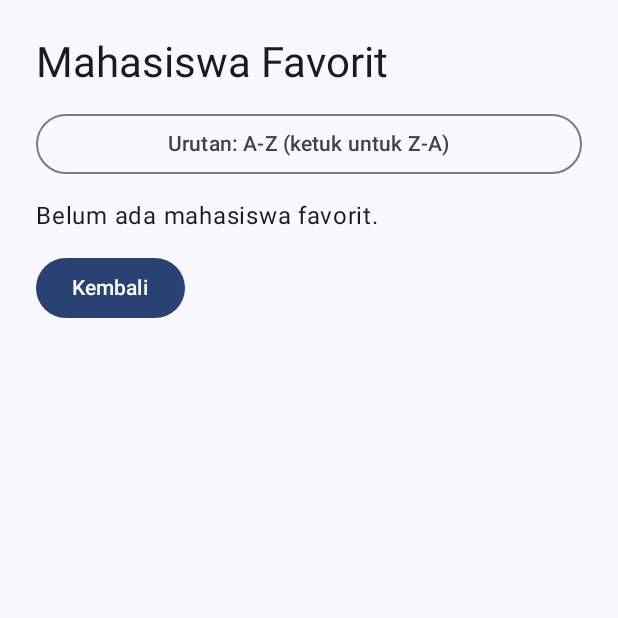
After one commit to ChelseaKimikoChan/NavigationLab_Modul5, an Android app built with Jetpack Compose: the FavoritesScreen screen opened through its navigation route, on a phone screen of 412 x 824 dp, the top half of it. The commit adds this screen. Run offline under Robolectric (Android 15) with nearby library versions, the phone set to English and light mode, and no system bars; our stand-ins replace Room's generated code.

Commit message:
Modul 9 -- Bagian 7. Tugas Akhir Praktikum

```diff
--- a/app/src/main/java/com/example/navigationlab/Routes.kt
+++ b/app/src/main/java/com/example/navigationlab/Routes.kt
@@ -5,6 +5,8 @@ object Routes {
     const val PROFILE = "profile"
     const val DETAIL = "detail/{studentId}"
     const val ABOUT = "about"
+    const val FAVORITES = "favorites"
+
 
     fun detail(studentId: Int): String = "detail/$studentId"
 }
--- a/app/src/main/java/com/example/navigationlab/data/preferences/UserPreferencesRepository.kt
+++ b/app/src/main/java/com/example/navigationlab/data/preferences/UserPreferencesRepository.kt
@@ -1,6 +1,7 @@
 package com.example.navigationlab.data.preferences
 
 import android.content.Context
+import androidx.datastore.preferences.core.booleanPreferencesKey
 import androidx.datastore.preferences.core.edit
 import androidx.datastore.preferences.core.stringPreferencesKey
 import kotlinx.coroutines.flow.Flow
@@ -10,6 +11,7 @@ class UserPreferencesRepository(
     private val context: Context
 ) {
     private val lastSearchQueryKey = stringPreferencesKey("last_search_query")
+    private val sortAscendingKey = booleanPreferencesKey("sort_ascending")
 
     val lastSearchQuery: Flow<String> =
         context.userPreferencesDataStore.data.map { preferences ->
@@ -21,4 +23,15 @@ class UserPreferencesRepository(
             preferences[lastSearchQueryKey] = value
         }
     }
+
+    val sortAscending: Flow<Boolean> =
+        context.userPreferencesDataStore.data.map { preferences ->
+            preferences[sortAscendingKey] ?: true
+        }
+
+    suspend fun saveSortAscending(value: Boolean) {
+        context.userPreferencesDataStore.edit { preferences ->
+            preferences[sortAscendingKey] = value
+        }
+    }
 }
--- a/app/src/main/java/com/example/navigationlab/navigation/NavigationLabApp.kt
+++ b/app/src/main/java/com/example/navigationlab/navigation/NavigationLabApp.kt
@@ -25,6 +25,8 @@ import androidx.compose.ui.platform.LocalContext
 import com.example.navigationlab.data.preferences.UserPreferencesRepository
 import com.example.navigationlab.data.local.DatabaseProvider
 import com.example.navigationlab.data.repository.FavoriteRepository
+import com.example.navigationlab.ui.favorites.FavoritesViewModel
+import com.example.navigationlab.ui.screen.FavoritesScreen
 
 @Composable
 fun NavigationLabApp() {
@@ -56,6 +58,7 @@ fun NavigationLabApp() {
                 onSearchQueryChange = homeViewModel::onSearchQueryChange,
                 onOpenProfile = { navController.navigate(Routes.PROFILE) },
                 onOpenAbout = { navController.navigate(Routes.ABOUT) },
+                onOpenFavorites = { navController.navigate(Routes.FAVORITES) },
                 onStudentClick = { id -> navController.navigate(Routes.detail(id)) },
                 onRetry = homeViewModel::retry,
                 onRefresh = homeViewModel::refresh
@@ -88,5 +91,18 @@ fun NavigationLabApp() {
             AboutScreen(
                 onBack = { navController.popBackStack() })
         }
+        composable(Routes.FAVORITES) {
+            val favoritesViewModel: FavoritesViewModel = viewModel(
+                factory = FavoritesViewModel.factory(favoriteRepository, preferencesRepository)
+            )
+            val favoritesUiState by favoritesViewModel.uiState.collectAsStateWithLifecycle()
+
+            FavoritesScreen(
+                uiState = favoritesUiState,
+                onToggleSort = favoritesViewModel::toggleSortOrder,
+                onStudentClick = { id -> navController.navigate(Routes.detail(id)) },
+                onBack = { navController.popBackStack() }
+            )
+        }
     }
 }
--- /dev/null
+++ b/app/src/main/java/com/example/navigationlab/ui/favorites/FavoritesUiState.kt
@@ -0,0 +1,13 @@
+package com.example.navigationlab.ui.favorites
+
+data class FavoriteItem(
+    val id: Int,
+    val name: String,
+    val email: String
+)
+
+data class FavoritesUiState(
+    val items: List<FavoriteItem> = emptyList(),
+    val sortAscending: Boolean = true,
+    val isLoading: Boolean = true
+)
--- /dev/null
+++ b/app/src/main/java/com/example/navigationlab/ui/favorites/FavoritesViewModel.kt
@@ -0,0 +1,63 @@
+package com.example.navigationlab.ui.favorites
+
+import androidx.lifecycle.ViewModel
+import androidx.lifecycle.ViewModelProvider
+import androidx.lifecycle.viewModelScope
+import com.example.navigationlab.data.preferences.UserPreferencesRepository
+import com.example.navigationlab.data.repository.FavoriteRepository
+import kotlinx.coroutines.flow.SharingStarted
+import kotlinx.coroutines.flow.StateFlow
+import kotlinx.coroutines.flow.combine
+import kotlinx.coroutines.flow.stateIn
+import kotlinx.coroutines.launch
+
+class FavoritesViewModel(
+    favoriteRepository: FavoriteRepository,
+    private val preferencesRepository: UserPreferencesRepository
+) : ViewModel() {
+
+    val uiState: StateFlow<FavoritesUiState> = combine(
+        favoriteRepository.observeFavorites(),
+        preferencesRepository.sortAscending
+    ) { favorites, ascending ->
+        val items = favorites.map {
+            FavoriteItem(
+                id = it.id,
+                name = "${it.firstName} ${it.lastName}".trim(),
+                email = it.email
+            )
+        }
+        FavoritesUiState(
+            items = if (ascending) {
+                items.sortedBy { it.name.lowercase() }
+            } else {
+                items.sortedByDescending { it.name.lowercase() }
+            },
+            sortAscending = ascending,
+            isLoading = false
+        )
+    }.stateIn(
+        scope = viewModelScope,
+        started = SharingStarted.WhileSubscribed(5_000),
+        initialValue = FavoritesUiState()
+    )
+
+    fun toggleSortOrder() {
+        viewModelScope.launch {
+            preferencesRepository.saveSortAscending(!uiState.value.sortAscending)
+        }
+    }
+
+    companion object {
+        fun factory(
+            favoriteRepository: FavoriteRepository,
+            preferencesRepository: UserPreferencesRepository
+        ): ViewModelProvider.Factory =
+            object : ViewModelProvider.Factory {
+                @Suppress("UNCHECKED_CAST")
+                override fun <T : ViewModel> create(modelClass: Class<T>): T {
+                    return FavoritesViewModel(favoriteRepository, preferencesRepository) as T
+                }
+            }
+    }
+}
--- /dev/null
+++ b/app/src/main/java/com/example/navigationlab/ui/screen/FavoritesScreen.kt
@@ -0,0 +1,83 @@
+package com.example.navigationlab.ui.screen
+
+import androidx.compose.foundation.clickable
+import androidx.compose.foundation.layout.Arrangement
+import androidx.compose.foundation.layout.Box
+import androidx.compose.foundation.layout.Column
+import androidx.compose.foundation.layout.fillMaxSize
+import androidx.compose.foundation.layout.fillMaxWidth
+import androidx.compose.foundation.layout.padding
+import androidx.compose.foundation.lazy.LazyColumn
+import androidx.compose.foundation.lazy.items
+import androidx.compose.material3.Button
+import androidx.compose.material3.Card
+import androidx.compose.material3.CircularProgressIndicator
+import androidx.compose.material3.MaterialTheme
+import androidx.compose.material3.OutlinedButton
+import androidx.compose.material3.Text
+import androidx.compose.runtime.Composable
+import androidx.compose.ui.Alignment
+import androidx.compose.ui.Modifier
+import androidx.compose.ui.unit.dp
+import com.example.navigationlab.ui.favorites.FavoritesUiState
+
+@Composable
+fun FavoritesScreen(
+    uiState: FavoritesUiState,
+    onToggleSort: () -> Unit,
+    onStudentClick: (Int) -> Unit,
+    onBack: () -> Unit
+) {
+    Column(
+        modifier = Modifier
+            .fillMaxSize()
+            .padding(24.dp),
+        verticalArrangement = Arrangement.spacedBy(12.dp)
+    ) {
+        Text("Mahasiswa Favorit", style = MaterialTheme.typography.headlineMedium)
+
+        OutlinedButton(
+            onClick = onToggleSort,
+            modifier = Modifier.fillMaxWidth()
+        ) {
+            Text(
+                if (uiState.sortAscending) "Urutan: A-Z (ketuk untuk Z-A)"
+                else "Urutan: Z-A (ketuk untuk A-Z)"
+            )
+        }
+
+        when {
+            uiState.isLoading -> {
+                Box(Modifier.fillMaxWidth(), contentAlignment = Alignment.Center) {
+                    CircularProgressIndicator()
+                }
+            }
+            uiState.items.isEmpty() -> {
+                Text("Belum ada mahasiswa favorit.")
+            }
+            else -> {
+                LazyColumn(
+                    modifier = Modifier.weight(1f),
+                    verticalArrangement = Arrangement.spacedBy(8.dp)
+                ) {
+                    items(uiState.items, key = { it.id }) { item ->
+                        Card(
+                            modifier = Modifier
+                                .fillMaxWidth()
+                                .clickable { onStudentClick(item.id) }
+                        ) {
+                            Column(Modifier.padding(16.dp)) {
+                                Text(item.name, style = MaterialTheme.typography.titleMedium)
+                                Text(item.email)
+                            }
+                        }
+                    }
+                }
+            }
+        }
+
+        Button(onClick = onBack) {
+            Text("Kembali")
+        }
+    }
+}
--- a/app/src/main/java/com/example/navigationlab/ui/screen/HomeScreen.kt
+++ b/app/src/main/java/com/example/navigationlab/ui/screen/HomeScreen.kt
@@ -33,6 +33,7 @@ fun HomeScreen(
     onSearchQueryChange: (String) -> Unit,
     onOpenProfile: () -> Unit,
     onOpenAbout: () -> Unit,
+    onOpenFavorites: () -> Unit,
     onStudentClick: (Int) -> Unit,
     onRetry: () -> Unit,
     onRefresh: () -> Unit
@@ -87,6 +88,7 @@ fun HomeScreen(
 
         HorizontalDivider()
 
+        OutlinedButton(onClick = onOpenFavorites) { Text("Favorit") }
         OutlinedButton(onClick = onOpenProfile) { Text("Buka Profile") }
         OutlinedButton(onClick = onOpenAbout) { Text("About") }
     }
```
